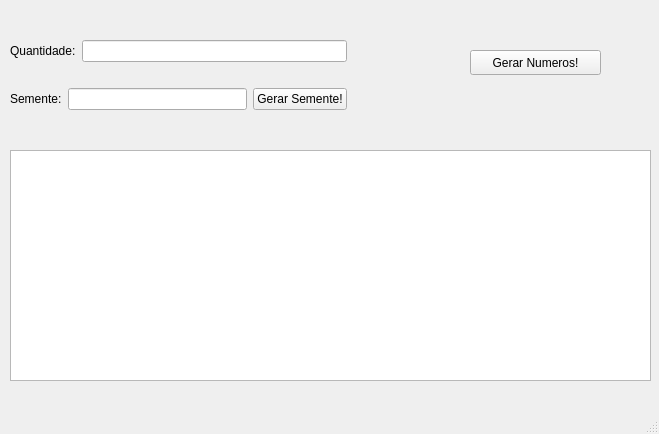
Before: the Qt Designer form Estrutura de Dados II/primeiroProgramaEDII/mainwindow.ui in marcos-plemes/aulas-facul, drawn with Qt 5.
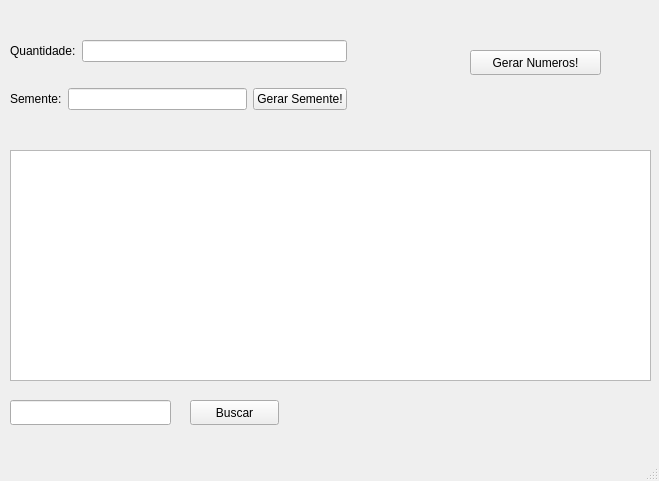
After: the same form once the commit is applied.

What changed in the file:
```diff
--- a/Estrutura de Dados II/primeiroProgramaEDII/mainwindow.ui
+++ b/Estrutura de Dados II/primeiroProgramaEDII/mainwindow.ui
@@ -7,7 +7,7 @@
     <x>0</x>
     <y>0</y>
     <width>659</width>
-    <height>434</height>
+    <height>481</height>
    </rect>
   </property>
   <property name="windowTitle">
@@ -37,7 +37,7 @@
      </rect>
     </property>
    </widget>
-   <widget class="QWidget" name="">
+   <widget class="QWidget" name="layoutWidget">
     <property name="geometry">
      <rect>
       <x>10</x>
@@ -88,6 +88,42 @@
      </item>
     </layout>
    </widget>
+   <widget class="QPushButton" name="btnBuscar">
+    <property name="geometry">
+     <rect>
+      <x>190</x>
+      <y>400</y>
+      <width>89</width>
+      <height>25</height>
+     </rect>
+    </property>
+    <property name="text">
+     <string>Buscar</string>
+    </property>
+   </widget>
+   <widget class="QLineEdit" name="lineBuscar">
+    <property name="geometry">
+     <rect>
+      <x>10</x>
+      <y>400</y>
+      <width>161</width>
+      <height>25</height>
+     </rect>
+    </property>
+   </widget>
+   <widget class="QLabel" name="labelBusca">
+    <property name="geometry">
+     <rect>
+      <x>300</x>
+      <y>400</y>
+      <width>351</width>
+      <height>17</height>
+     </rect>
+    </property>
+    <property name="text">
+     <string/>
+    </property>
+   </widget>
   </widget>
   <widget class="QMenuBar" name="menubar">
    <property name="geometry">
```
